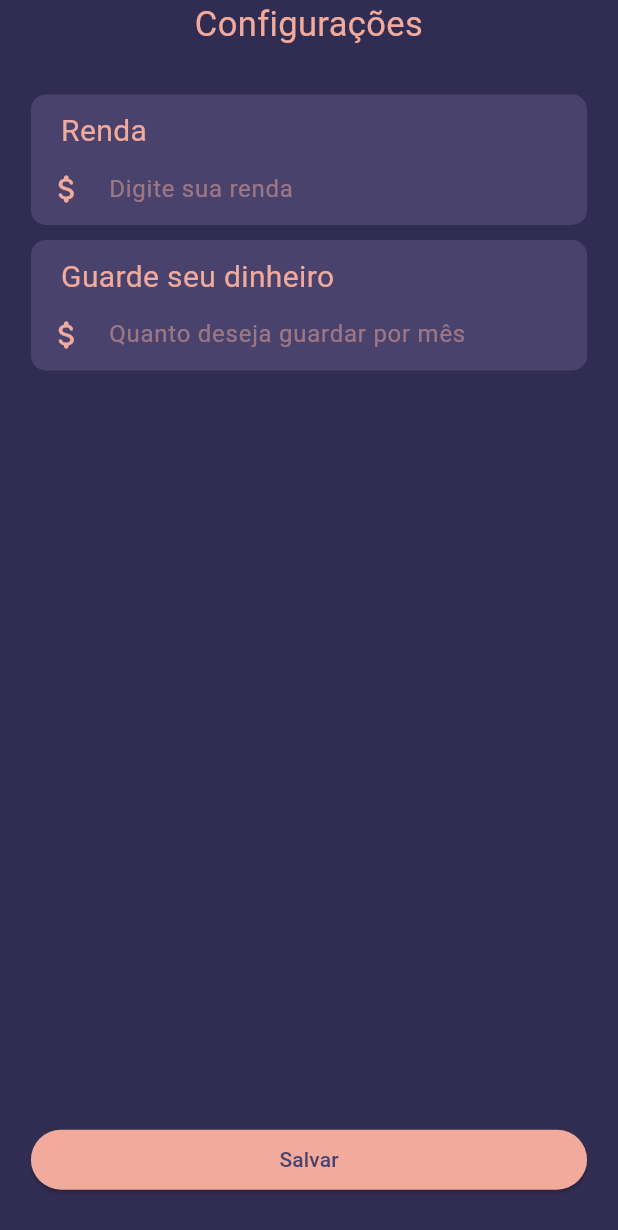
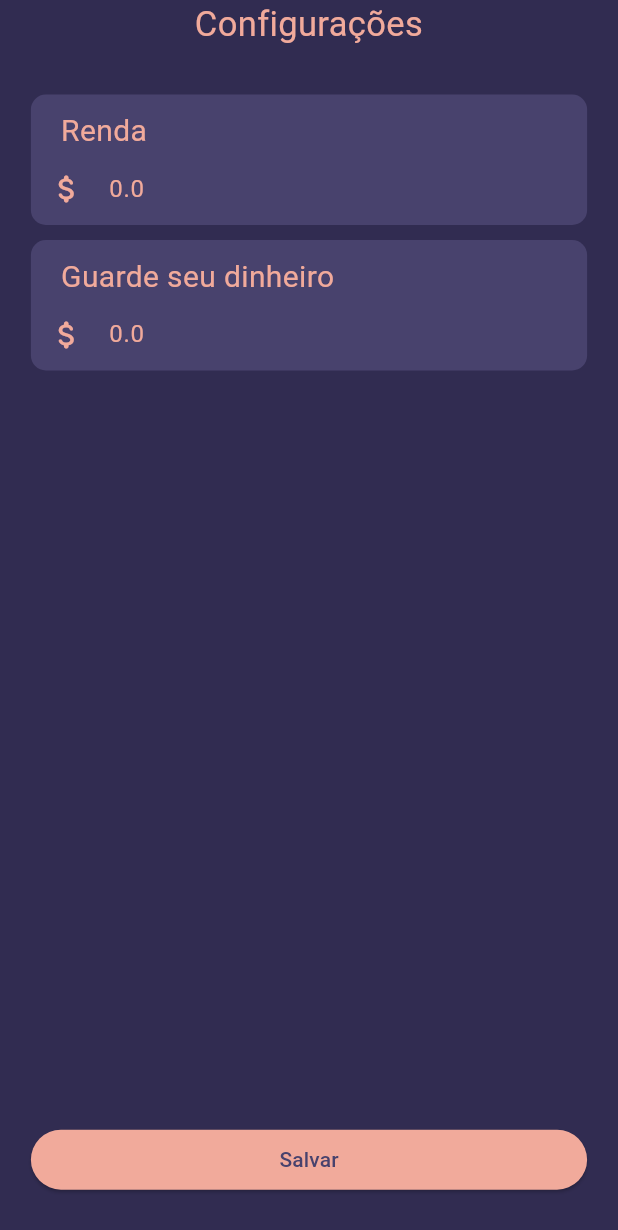
Before and after one commit to lucasChicoski/Finance_app, a Flutter app: the PageFinancial screen opened by its route, on a phone screen of 412 x 824 dp. Shown: the top 1230 px of the screen. Run offline on Flutter 3.47's test engine with Material 3 defaults, Android fonts, the phone set to English and light mode, and no system bars; our stand-ins replace dio, fl_chart, get_it, mask_text_input_formatter, sqflite, table_calendar; accounts and stored records are empty.

Commit message:
finalização do update de configuracao de monetaria

```diff
--- a/lib/Controller/Financial/ExpensiveApplication.dart
+++ b/lib/Controller/Financial/ExpensiveApplication.dart
@@ -1,4 +1,4 @@
-import 'package:scaffold_project/Domain/DTO/expense_update_DTO.dart';
+import 'package:scaffold_project/Domain/DTO/expense_update_dto.dart';
 import 'package:scaffold_project/Domain/DTO/expense_v2.dart';
 import 'package:scaffold_project/Service/ExpensesService.dart';
 import 'package:scaffold_project/Utils/IOC.dart';
@@ -12,8 +12,7 @@ class ExpensiveApplication {
     ExpenseSservice expenseSservice =
         await ServiceFactory.getService(ServiceType.expensesService);
 
-    Expensev2DTO result =
-        await expenseSservice.insertExpense(expenseV2);
+    Expensev2DTO result = await expenseSservice.insertExpense(expenseV2);
 
     return result;
   }
--- a/lib/Domain/DTO/UserDTO.dart
+++ b/lib/Domain/DTO/UserDTO.dart
@@ -1,4 +1,4 @@
-import 'package:scaffold_project/Domain/DTO/FinanceConfigDTO.dart';
+import 'package:scaffold_project/Domain/DTO/finance_config_dto.dart';
 
 
 class UserDTO {
--- a/lib/Global/global_variables.dart
+++ b/lib/Global/global_variables.dart
@@ -1,6 +1,7 @@
 class GlobalVariables {
   // static String URL_API_DEV = 'http://10.0.2.2:3002'; //emulador local
-  static String URL_API_DEV = 'http://10.0.2.2:3001'; //emulador Docker
+  // static String URL_API_DEV = 'http://10.0.2.2:3001'; //emulador Docker
   // static String URL_API_DEV = 'http://192.168.0.106:3001'; //Casa
   // static String URL_API_DEV = 'http://192.168.0.173:3001'; //Totitech
+  static String URL_API_DEV = 'http://186.202.57.183:3001'; //emulador Docker
 }
--- a/lib/Infra/DataBase/SqFlite/sqflite.dart
+++ b/lib/Infra/DataBase/SqFlite/sqflite.dart
@@ -74,7 +74,7 @@ class SQFlite implements ISqflite {
             id INTEGER PRIMARY KEY AUTOINCREMENT,
             id_usuario INTEGER,
             renda REAL,
-            guarde_dinheiro REAL,
+            save_money REAL,
             balance REAL,
             FOREIGN KEY (id_usuario) REFERENCES usuario(id)
           )
@@ -114,7 +114,7 @@ class SQFlite implements ISqflite {
         );
 
         await db.rawInsert(
-          'INSERT INTO configuracao_financeiro(id_usuario, renda, guarde_dinheiro, balance) VALUES(1, 0, 0, 0)',
+          'INSERT INTO configuracao_financeiro(id_usuario, renda, save_money, balance) VALUES(1, 0, 0, 0)',
         );
       },
     );
--- a/lib/Infra/Repositories/config_repositories/finance/config_finance_repository.dart
+++ b/lib/Infra/Repositories/config_repositories/finance/config_finance_repository.dart
@@ -1,5 +1,5 @@
 import 'package:dio/dio.dart';
-import 'package:scaffold_project/Domain/DTO/FinanceConfigDTO.dart';
+import 'package:scaffold_project/Domain/DTO/finance_config_dto.dart';
 import 'package:scaffold_project/Infra/Repositories/config_repositories/finance/i_config_finance_repository.dart';
 
 class ConfigFinanceRepository implements IConfigFinanceRepository {
@@ -17,8 +17,10 @@ class ConfigFinanceRepository implements IConfigFinanceRepository {
 
   @override
   Future saveConfigFinance(FinanceConfigDTO financeConfig) async {
+
     //Implementar salvar financeiro
-    var result = await _dio.post('/update-finance-config', data: financeConfig.toJSON());
+    var result =
+        await _dio.post('/update-finance-config', data: financeConfig.toJSON());
     result.data;
     return FinanceConfigDTO(balance: 0, renda: 0, saveMoney: 0).toJSON();
   }
--- a/lib/Infra/Repositories/config_repositories/finance/i_config_finance_repository.dart
+++ b/lib/Infra/Repositories/config_repositories/finance/i_config_finance_repository.dart
@@ -1,4 +1,4 @@
-import 'package:scaffold_project/Domain/DTO/FinanceConfigDTO.dart';
+import 'package:scaffold_project/Domain/DTO/finance_config_dto.dart';
 
 abstract class IConfigFinanceRepository {
   Future getConfigFinance();
--- a/lib/Infra/Repositories/expenses_repositorie/ExpensesRepositorie.dart
+++ b/lib/Infra/Repositories/expenses_repositorie/ExpensesRepositorie.dart
@@ -1,5 +1,6 @@
 import 'package:dio/dio.dart';
-import 'package:scaffold_project/Domain/DTO/expense_update_DTO.dart';
+import 'package:scaffold_project/Domain/DTO/expense_update_dto.dart';
+
 import 'package:scaffold_project/Domain/DTO/expense_v2.dart';
 import 'package:scaffold_project/Infra/Repositories/expenses_repositorie/IExpensesRepository.dart';
 
--- a/lib/Infra/Repositories/expenses_repositorie/IExpensesRepository.dart
+++ b/lib/Infra/Repositories/expenses_repositorie/IExpensesRepository.dart
@@ -1,4 +1,4 @@
-import 'package:scaffold_project/Domain/DTO/expense_update_DTO.dart';
+import 'package:scaffold_project/Domain/DTO/expense_update_dto.dart';
 import 'package:scaffold_project/Domain/DTO/expense_v2.dart';
 
 abstract class IExpensesRepository {
--- a/lib/Presentation/Pages/PagesConfigs/page_financial.dart
+++ b/lib/Presentation/Pages/PagesConfigs/page_financial.dart
@@ -1,13 +1,25 @@
 import 'package:flutter/material.dart';
+import 'package:get_it/get_it.dart';
 import 'package:scaffold_project/Presentation/Components/Cards/card_inputs.dart';
 import 'package:scaffold_project/Presentation/Components/buttons/elevated_button_custom.dart';
+import 'package:scaffold_project/Presentation/store/config_financeiro_store.dart';
 import 'package:scaffold_project/Utils/navigation_class.dart';
 import 'package:scaffold_project/Utils/size_config.dart';
 import 'package:scaffold_project/Utils/theme_colors.dart';
 
-class PageFinancial extends StatelessWidget {
+ConfigFinanceiroStore _configFinanceiroStore = GetIt.I<ConfigFinanceiroStore>();
+
+
+class PageFinancial extends StatefulWidget {
   const PageFinancial({super.key});
 
+  @override
+  State<PageFinancial> createState() => _PageFinancialState();
+}
+
+class _PageFinancialState extends State<PageFinancial> {
+    final TextEditingController _controllerRenda = TextEditingController(text: _configFinanceiroStore.renda.toString());
+    final TextEditingController _controllerSaveMoney = TextEditingController(text: _configFinanceiroStore.guardaDinheiro.toString());
   @override
   Widget build(BuildContext context) {
     return PopScope(
@@ -34,9 +46,8 @@ class PageFinancial extends StatelessWidget {
                             height: 30,
                           ),
                           CardInput(
-                            // conttroller: TextEditingController(
-                            //     text: _financialStore.getRendaToString),
-                            onChange: (value) {},
+                            conttroller: _controllerRenda,
+                            onChange: _configFinanceiroStore.setRendaToUpdate,
                             label: "Renda",
                             hint: "Digite sua renda",
                           ),
@@ -44,9 +55,9 @@ class PageFinancial extends StatelessWidget {
                             height: 10,
                           ),
                           CardInput(
-                            // conttroller: TextEditingController(
-                            //     text: _financialStore.getSaveMoneyToString),
-                            onChange:(value) {},
+                            conttroller: _controllerSaveMoney,
+                            onChange: _configFinanceiroStore
+                                .setGuardarDinheiroToUpdate,
                             label: "Guarde seu dinheiro",
                             hint: "Quanto deseja guardar por mês",
                           ),
@@ -57,7 +68,7 @@ class PageFinancial extends StatelessWidget {
                     child: ElevatedButtonCustom(
                       label: "Salvar",
                       onPressed: () {
-                        // _financialStore.calculateBalance(_financialStore.listValues);
+                        _configFinanceiroStore.updateConfig();
                         NavigationPages.pop(context);
                       },
                     ),
--- a/lib/Presentation/Widgets/App_Bar/app_bar_custom.dart
+++ b/lib/Presentation/Widgets/App_Bar/app_bar_custom.dart
@@ -4,7 +4,6 @@ import 'package:scaffold_project/Infra/DataBase/SqFlite/sqflite.dart';
 import 'package:scaffold_project/Presentation/Components/buttons/outlined_button_custom.dart';
 import 'package:scaffold_project/Presentation/Pages/register_spent_not_divided.dart';
 import 'package:scaffold_project/Presentation/Pages/report.dart';
-import 'package:scaffold_project/Presentation/store/auth_store.dart';
 import 'package:scaffold_project/Presentation/store/chart/expense_chart_store.dart';
 import 'package:scaffold_project/Presentation/store/config_financeiro_store.dart';
 import 'package:scaffold_project/Presentation/store/expense_store.dart';
@@ -15,7 +14,6 @@ import 'package:scaffold_project/Utils/theme_colors.dart';
 ExpenseStore _financialStore = GetIt.I<ExpenseStore>();
 ExpenseChartViewModel _expenseChartViewModel = GetIt.I<ExpenseChartViewModel>();
 SQFlite sqFlite = GetIt.I<SQFlite>();
-AuthStore _authStore = GetIt.I<AuthStore>();
 ConfigFinanceiroStore _configFinanceiroStore =
     GetIt.I<ConfigFinanceiroStore>();
 
@@ -68,7 +66,7 @@ class _AppBarCustomState extends State<AppBarCustom> {
                   color: quartaryColro,
                   fontWeight: FontWeight.w800,
                   fontSize: 25)),
-          Text('R\$ ${_authStore.user.config?.renda.toString() ?? '0.00'}',
+          Text('R\$ ${_configFinanceiroStore.renda.toStringAsFixed(2)}',
               style: TextStyle(
                   fontWeight: FontWeight.w800,
                   color: quartaryColro,
--- a/lib/Presentation/store/auth_store.dart
+++ b/lib/Presentation/store/auth_store.dart
@@ -39,9 +39,9 @@ class AuthStore extends ChangeNotifier {
 
       user = response.data as UserDTO;
 
-      _configFinanceiroStore.setBalance(user.config!.balance!);
-      _configFinanceiroStore.setRenda(user.config!.renda!);
-      _configFinanceiroStore.setGuardaDinheiro(user.config!.saveMoney!);
+      _configFinanceiroStore.setBalance(user.config?.balance ?? 0);
+      _configFinanceiroStore.setRenda(user.config?.renda ?? 0);
+      _configFinanceiroStore.setGuardaDinheiro(user.config?.saveMoney ?? 0);
 
       _listExpenseStore.constructList(user.despesasAgrupadas ?? []);
 
--- a/lib/Service/Configs/FinanceConfigService.dart
+++ b/lib/Service/Configs/FinanceConfigService.dart
@@ -1,4 +1,4 @@
-import 'package:scaffold_project/Domain/DTO/FinanceConfigDTO.dart';
+import 'package:scaffold_project/Domain/DTO/finance_config_dto.dart';
 import 'package:scaffold_project/Infra/Repositories/config_repositories/finance/config_finance_repository.dart';
 import 'package:scaffold_project/Utils/IOC.dart';
 
--- a/lib/Service/ExpensesService.dart
+++ b/lib/Service/ExpensesService.dart
@@ -1,4 +1,4 @@
-import 'package:scaffold_project/Domain/DTO/expense_update_DTO.dart';
+import 'package:scaffold_project/Domain/DTO/expense_update_dto.dart';
 import 'package:scaffold_project/Domain/DTO/expense_v2.dart';
 import 'package:scaffold_project/Infra/Repositories/expenses_repositorie/ExpensesRepositorie.dart';
 import 'package:scaffold_project/Utils/IOC.dart';
--- a/lib/Service/auth_service.dart
+++ b/lib/Service/auth_service.dart
@@ -1,5 +1,5 @@
 import 'package:scaffold_project/Domain/DTO/AuthDTO.dart';
-import 'package:scaffold_project/Domain/DTO/FinanceConfigDTO.dart';
+import 'package:scaffold_project/Domain/DTO/finance_config_dto.dart';
 import 'package:scaffold_project/Domain/DTO/UserDTO.dart';
 import 'package:scaffold_project/Global/Returns/ReturnService.dart';
 import 'package:scaffold_project/Global/dio_response.dart';
```
Also changed, not shown: lib/Controller/Configs/FinanceApplication.dart (+3 -5 lines), lib/Domain/DTO/FinanceConfigDTO.dart (deleted, +0 -26 lines), lib/Domain/DTO/finance_config_dto.dart (added, +28 -0 lines), lib/Presentation/store/config_financeiro_store.dart (+27 -5 lines), lib/Presentation/store/update_expense_store.dart (+4 -7 lines), pubspec.yaml (+4 -4 lines), pubspec.lock.
